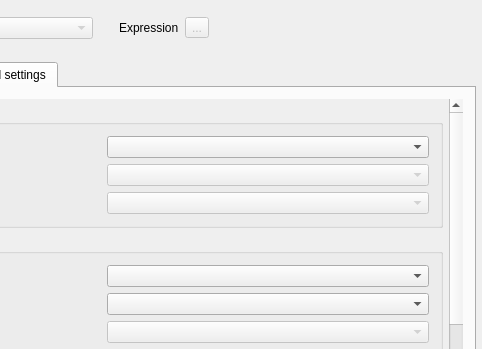
Old version of the form src/ui/qgslabelingguibase.ui in the repository qgis/QGIS; both pictures show x 261 to 743 and y 0 to 349 of the 743 by 606 pixel window.
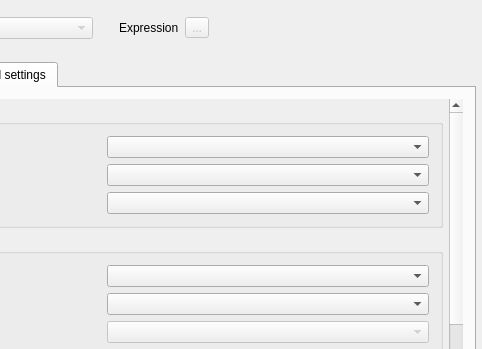
New version of the form. The open tabs and pages were chosen to show the change. Icons and pictures are not drawn. Custom widgets are drawn as their Qt base class.

```diff
--- a/src/ui/qgslabelingguibase.ui
+++ b/src/ui/qgslabelingguibase.ui
@@ -2047,7 +2047,7 @@
               <item row="1" column="1">
                <widget class="QComboBox" name="mMinScaleAttributeComboBox">
                 <property name="enabled">
-                 <bool>false</bool>
+                 <bool>true</bool>
                 </property>
                </widget>
               </item>
@@ -2085,7 +2085,7 @@
               <item row="2" column="1">
                <widget class="QComboBox" name="mMaxScaleAttributeComboBox">
                 <property name="enabled">
-                 <bool>false</bool>
+                 <bool>true</bool>
                 </property>
                </widget>
               </item>
```
